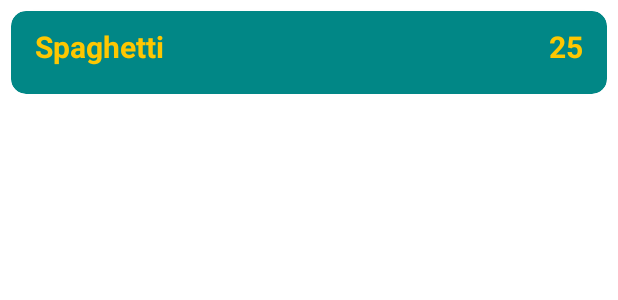
After one commit to DavidAntunezPerez/RestaurAPP_Android, an Android app: the layout comlist_dishes_list.xml on its own in the app's theme, with its tools: preview values and no code run, on a phone screen of 412 x 824 dp. The commit adds this screen. Shown: the top 300 px of the screen. Run offline under Robolectric (Android 15) with nearby library versions, the phone set to English and light mode, and no system bars.

```diff
--- /dev/null
+++ b/app/src/main/res/layout/comlist_dishes_list.xml
@@ -0,0 +1,47 @@
+<?xml version="1.0" encoding="utf-8"?>
+<androidx.cardview.widget.CardView xmlns:android="http://schemas.android.com/apk/res/android"
+    xmlns:app="http://schemas.android.com/apk/res-auto"
+    xmlns:tools="http://schemas.android.com/tools"
+    android:layout_width="match_parent"
+    android:layout_height="wrap_content"
+    android:layout_margin="7dp"
+    android:backgroundTint="@color/teal_700"
+    app:cardCornerRadius="10dp">
+
+    <androidx.constraintlayout.widget.ConstraintLayout
+        android:layout_width="match_parent"
+        android:layout_height="match_parent"
+        android:orientation="horizontal">
+
+        <TextView
+            android:id="@+id/textComListDishName"
+            android:layout_width="wrap_content"
+            android:layout_height="wrap_content"
+            android:layout_marginStart="16dp"
+            android:layout_marginTop="10dp"
+            android:gravity="center"
+            android:paddingBottom="18dp"
+            android:text="@string/txt_testdishname"
+            android:textColor="@color/yellow"
+            android:textSize="20sp"
+            android:textStyle="bold"
+            app:layout_constraintStart_toStartOf="parent"
+            app:layout_constraintTop_toTopOf="parent" />
+
+        <TextView
+            android:id="@+id/txtComListDishPrize"
+            android:layout_width="wrap_content"
+            android:layout_height="wrap_content"
+            android:layout_marginTop="10dp"
+            android:layout_marginEnd="16dp"
+            android:paddingBottom="18dp"
+            android:text="@string/txt_testNumber"
+            android:textColor="@color/yellow"
+            android:textSize="20sp"
+            android:textStyle="bold"
+            app:layout_constraintEnd_toEndOf="parent"
+            app:layout_constraintTop_toTopOf="parent" />
+
+
+    </androidx.constraintlayout.widget.ConstraintLayout>
+</androidx.cardview.widget.CardView>
```
Also changed, not shown: app/src/main/java/com/example/restaurapp/adapters/ComListDishAdapter.kt (added, +38 -0 lines), app/src/main/java/com/example/restaurapp/fragments/ComListFragment.kt (+48 -2 lines), app/src/main/res/layout/fragment_com_list.xml (+95 -6 lines).
